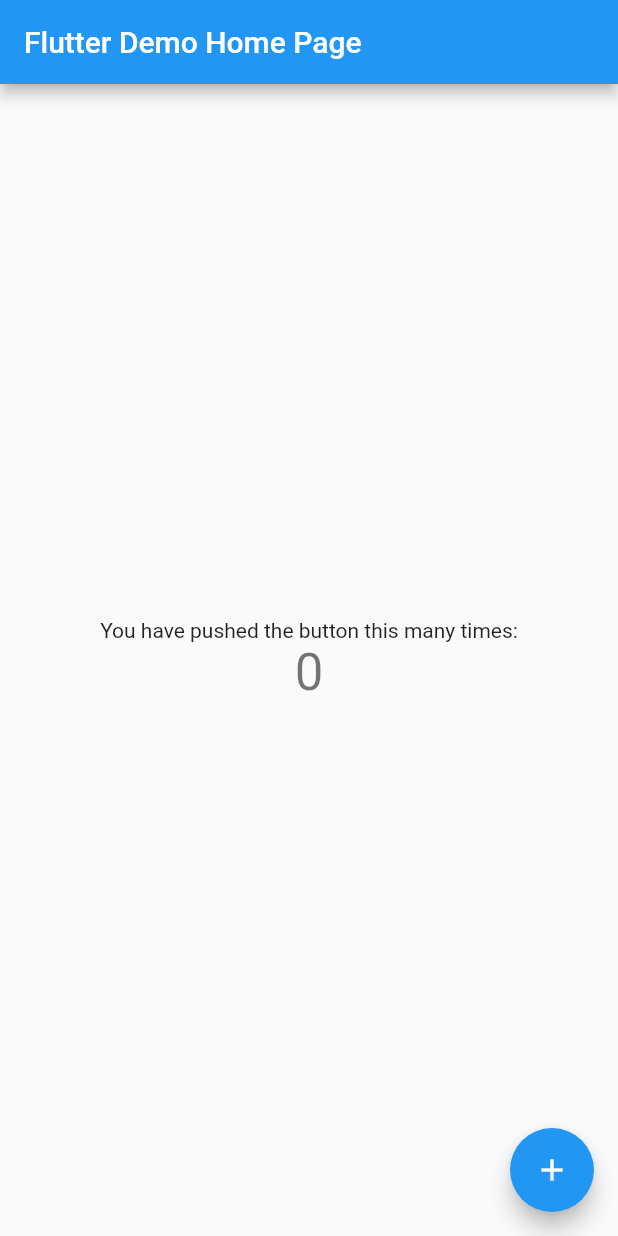
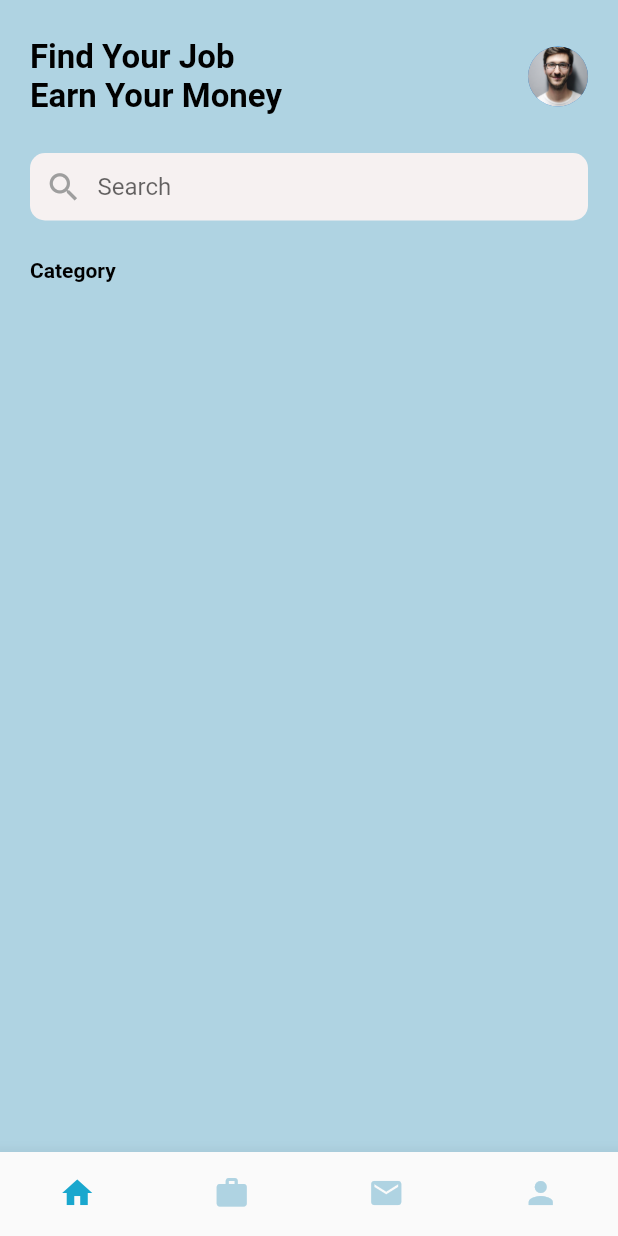
Before and after one commit to aniqwafa2/BootcampProject-FreelanceFlutter, a Flutter app: the screen it shows after launch, on a phone screen of 412 x 824 dp. Run offline on Flutter 3.47's test engine with Material 2 defaults, Android fonts, the phone set to English and light mode, and no system bars; our stand-ins replace gap, get.

Commit message:
penambahan file

```diff
--- /dev/null
+++ b/freelance/lib/home/home_page.dart
@@ -0,0 +1,100 @@
+import 'package:flutter/material.dart';
+import 'package:freelance/utils/app_styles.dart';
+import 'package:gap/gap.dart';
+
+class HomePage extends StatefulWidget {
+  const HomePage({super.key});
+
+  @override
+  State<HomePage> createState() => _HomePageState();
+}
+
+class _HomePageState extends State<HomePage> {
+  @override
+  Widget build(BuildContext context) {
+    return Scaffold(
+      backgroundColor: primary2,
+      body: ListView(
+        children: [
+          Container(
+            padding: const EdgeInsets.symmetric(horizontal: 20),
+            child: Column(
+              children: [
+                const Gap(25),
+                Row(
+                  mainAxisAlignment: MainAxisAlignment.spaceBetween,
+                  children: [
+                    Column(
+                      crossAxisAlignment: CrossAxisAlignment.start,
+                      children: [
+                        Text(
+                          "Find Your Job",
+                          style: Styles.headLineStyle1,
+                        ),
+                        Text(
+                          "Earn Your Money",
+                          style: Styles.headLineStyle1,
+                        ),
+                      ],
+                    ),
+                    Container(
+                      height: 40,
+                      width: 40,
+                      decoration: BoxDecoration(
+                        borderRadius: BorderRadius.circular(10),
+                      ),
+                      child: const CircleAvatar(
+                        backgroundImage:
+                            AssetImage("assets/images/profile.jpg"),
+                      ),
+                    )
+                  ],
+                ),
+                const Gap(25),
+                Container(
+                    decoration: BoxDecoration(
+                        borderRadius: BorderRadius.circular(10),
+                        color: const Color.fromARGB(255, 246, 241, 241)),
+                    padding: const EdgeInsets.symmetric(
+                        horizontal: 10, vertical: 10),
+                    child: Row(
+                      children: [
+                        const Icon(
+                          Icons.search,
+                          color: Colors.grey,
+                          size: 25,
+                        ),
+                        const SizedBox(
+                          width: 10,
+                        ),
+                        Expanded(
+                          child: TextFormField(
+                            //controller: search,
+                            keyboardType: TextInputType.text,
+                            cursorColor: Colors.blue,
+                            decoration: const InputDecoration.collapsed(
+                              hintText: "Search",
+                            ),
+                          ),
+                        ),
+                      ],
+                    )),
+                const Gap(25),
+                Row(
+                  mainAxisAlignment: MainAxisAlignment.spaceBetween,
+                  children: [
+                    Text(
+                      "Category",
+                      style: Styles.headLineStyle3,
+                    )
+                  ],
+                )
+              ],
+            ),
+          ),
+          const Gap(20),
+        ],
+      ),
+    );
+  }
+}
--- /dev/null
+++ b/freelance/lib/layouts/bottom_bar.dart
@@ -0,0 +1,49 @@
+import 'package:flutter/material.dart';
+import 'package:freelance/home/home_page.dart';
+
+class BottomBar extends StatefulWidget {
+  const BottomBar({super.key});
+
+  @override
+  State<BottomBar> createState() => _BottomBarState();
+}
+
+class _BottomBarState extends State<BottomBar> {
+  int _selectedIndex = 0;
+
+  static final List<Widget> _widgetOptions = <Widget>[
+    HomePage(),
+    const Text("contoh"),
+    const Text("contoh"),
+    const Text("contoh")
+  ];
+
+  void _onItemTapped(int index) {
+    setState(() {
+      _selectedIndex = index;
+    });
+  }
+
+  @override
+  Widget build(BuildContext context) {
+    return Scaffold(
+      body: _widgetOptions[_selectedIndex],
+      bottomNavigationBar: BottomNavigationBar(
+        elevation: 10,
+        type: BottomNavigationBarType.fixed,
+        showSelectedLabels: false,
+        showUnselectedLabels: false,
+        selectedItemColor: const Color.fromARGB(255, 25, 167, 206),
+        unselectedItemColor: Color.fromARGB(255, 175, 211, 226),
+        currentIndex: _selectedIndex,
+        onTap: _onItemTapped,
+        items: const [
+          BottomNavigationBarItem(icon: Icon(Icons.home), label: "Home"),
+          BottomNavigationBarItem(icon: Icon(Icons.work), label: "myJob"),
+          BottomNavigationBarItem(icon: Icon(Icons.email), label: "Chat"),
+          BottomNavigationBarItem(icon: Icon(Icons.person), label: "Profile")
+        ],
+      ),
+    );
+  }
+}
--- /dev/null
+++ b/freelance/lib/layouts/splash_screen.dart
@@ -0,0 +1,32 @@
+import 'package:flutter/material.dart';
+import 'package:flutter/src/widgets/framework.dart';
+import 'package:flutter/src/widgets/placeholder.dart';
+import 'package:freelance/utils/app_styles.dart';
+import 'package:get/get.dart';
+
+class SplashScreen extends StatefulWidget {
+  const SplashScreen({super.key});
+
+  @override
+  State<SplashScreen> createState() => _SplashScreenState();
+}
+
+class _SplashScreenState extends State<SplashScreen> {
+  @override
+  Widget build(BuildContext context) {
+    return MaterialApp(
+        debugShowCheckedModeBanner: false,
+        home: Scaffold(
+          backgroundColor: primary,
+          body: Center(
+            child: Container(
+                padding: const EdgeInsets.symmetric(horizontal: 10),
+                child: const Text("FREELANCE",
+                    style: TextStyle(
+                        color: Colors.white,
+                        fontWeight: FontWeight.bold,
+                        fontSize: 25))),
+          ),
+        ));
+  }
+}
--- a/freelance/lib/main.dart
+++ b/freelance/lib/main.dart
@@ -1,4 +1,7 @@
 import 'package:flutter/material.dart';
+import 'package:freelance/layouts/bottom_bar.dart';
+import 'package:freelance/layouts/splash_screen.dart';
+import 'package:freelance/utils/app_styles.dart';
 
 void main() {
   runApp(const MyApp());
@@ -9,107 +12,31 @@ class MyApp extends StatelessWidget {
 
   // This widget is the root of your application.
   @override
+  // Widget build(BuildContext context) {
+  //   return MaterialApp(
+  //     title: 'Flutter Demo',
+  //     theme: ThemeData(
+  //       primaryColor: primary,
+  //     ),
+  //     home: const BottomBar(),
+  //   );
+  // }
+
   Widget build(BuildContext context) {
+    return FutureBuilder(
+        future: Future.delayed(const Duration(seconds: 2)),
+        builder: (context, snapshot) {
+          if (snapshot.connectionState == ConnectionState.waiting) {
+            return const SplashScreen();
+          } else {
             return MaterialApp(
               title: 'Flutter Demo',
               theme: ThemeData(
-        // This is the theme of your application.
-        //
-        // Try running your application with "flutter run". You'll see the
-        // application has a blue toolbar. Then, without quitting the app, try
-        // changing the primarySwatch below to Colors.green and then invoke
-        // "hot reload" (press "r" in the console where you ran "flutter run",
-        // or simply save your changes to "hot reload" in a Flutter IDE).
-        // Notice that the counter didn't reset back to zero; the application
-        // is not restarted.
-        primarySwatch: Colors.blue,
+                primaryColor: primary,
               ),
-      home: const MyHomePage(title: 'Flutter Demo Home Page'),
+              home: const BottomBar(),
             );
           }
-}
-
-class MyHomePage extends StatefulWidget {
-  const MyHomePage({super.key, required this.title});
-
-  // This widget is the home page of your application. It is stateful, meaning
-  // that it has a State object (defined below) that contains fields that affect
-  // how it looks.
-
-  // This class is the configuration for the state. It holds the values (in this
-  // case the title) provided by the parent (in this case the App widget) and
-  // used by the build method of the State. Fields in a Widget subclass are
-  // always marked "final".
-
-  final String title;
-
-  @override
-  State<MyHomePage> createState() => _MyHomePageState();
-}
-
-class _MyHomePageState extends State<MyHomePage> {
-  int _counter = 0;
-
-  void _incrementCounter() {
-    setState(() {
-      // This call to setState tells the Flutter framework that something has
-      // changed in this State, which causes it to rerun the build method below
-      // so that the display can reflect the updated values. If we changed
-      // _counter without calling setState(), then the build method would not be
-      // called again, and so nothing would appear to happen.
-      _counter++;
         });
   }
-
-  @override
-  Widget build(BuildContext context) {
-    // This method is rerun every time setState is called, for instance as done
-    // by the _incrementCounter method above.
-    //
-    // The Flutter framework has been optimized to make rerunning build methods
-    // fast, so that you can just rebuild anything that needs updating rather
-    // than having to individually change instances of widgets.
-    return Scaffold(
-      appBar: AppBar(
-        // Here we take the value from the MyHomePage object that was created by
-        // the App.build method, and use it to set our appbar title.
-        title: Text(widget.title),
-      ),
-      body: Center(
-        // Center is a layout widget. It takes a single child and positions it
-        // in the middle of the parent.
-        child: Column(
-          // Column is also a layout widget. It takes a list of children and
-          // arranges them vertically. By default, it sizes itself to fit its
-          // children horizontally, and tries to be as tall as its parent.
-          //
-          // Invoke "debug painting" (press "p" in the console, choose the
-          // "Toggle Debug Paint" action from the Flutter Inspector in Android
-          // Studio, or the "Toggle Debug Paint" command in Visual Studio Code)
-          // to see the wireframe for each widget.
-          //
-          // Column has various properties to control how it sizes itself and
-          // how it positions its children. Here we use mainAxisAlignment to
-          // center the children vertically; the main axis here is the vertical
-          // axis because Columns are vertical (the cross axis would be
-          // horizontal).
-          mainAxisAlignment: MainAxisAlignment.center,
-          children: <Widget>[
-            const Text(
-              'You have pushed the button this many times:',
-            ),
-            Text(
-              '$_counter',
-              style: Theme.of(context).textTheme.headlineMedium,
-            ),
-          ],
-        ),
-      ),
-      floatingActionButton: FloatingActionButton(
-        onPressed: _incrementCounter,
-        tooltip: 'Increment',
-        child: const Icon(Icons.add),
-      ), // This trailing comma makes auto-formatting nicer for build methods.
-    );
 }
-}
--- /dev/null
+++ b/freelance/lib/utils/app_styles.dart
@@ -0,0 +1,24 @@
+import 'package:flutter/material.dart';
+import 'package:flutter/cupertino.dart';
+
+Color primary = const Color.fromARGB(255, 25, 167, 206);
+Color primary2 = const Color.fromARGB(255, 175, 211, 226);
+
+class Styles {
+  static Color primaryColor = primary;
+  static Color textColor = const Color.fromARGB(255, 0, 0, 0);
+  static Color secondaryColor = const Color.fromARGB(255, 175, 211, 226);
+  static Color colorhome = Colors.white;
+  static TextStyle splashscreen =
+      TextStyle(fontSize: 26, color: colorhome, fontWeight: FontWeight.bold);
+  static TextStyle textStyle =
+      TextStyle(fontSize: 16, color: textColor, fontWeight: FontWeight.w500);
+  static TextStyle headLineStyle1 =
+      TextStyle(fontSize: 22, color: textColor, fontWeight: FontWeight.bold);
+  static TextStyle headLineStyle2 =
+      TextStyle(fontSize: 12, color: primary, fontWeight: FontWeight.bold);
+  static TextStyle headLineStyle3 =
+      TextStyle(fontSize: 14, color: textColor, fontWeight: FontWeight.bold);
+  static TextStyle headLineStyle4 =
+      TextStyle(fontSize: 14, color: textColor, fontWeight: FontWeight.w500);
+}
--- a/freelance/pubspec.yaml
+++ b/freelance/pubspec.yaml
@@ -35,6 +35,8 @@ dependencies:
   # The following adds the Cupertino Icons font to your application.
   # Use with the CupertinoIcons class for iOS style icons.
   cupertino_icons: ^1.0.2
+  gap: ^2.0.0
+  get: 4.3.8
 
 dev_dependencies:
   flutter_test:
@@ -59,8 +61,8 @@ flutter:
   uses-material-design: true
 
   # To add assets to your application, add an assets section, like this:
-  # assets:
-  #   - images/a_dot_burr.jpeg
+  assets:
+    - assets/images/
   #   - images/a_dot_ham.jpeg
 
   # An image asset can refer to one or more resolution-specific "variants", see
```
Also changed, not shown: freelance/assets/images/profile.jpg (added), freelance/lib/layouts/login.dart (added), freelance/lib/layouts/register.dart (added), freelance/pubspec.lock. Lines whose indentation alone changed are shown as unchanged.
